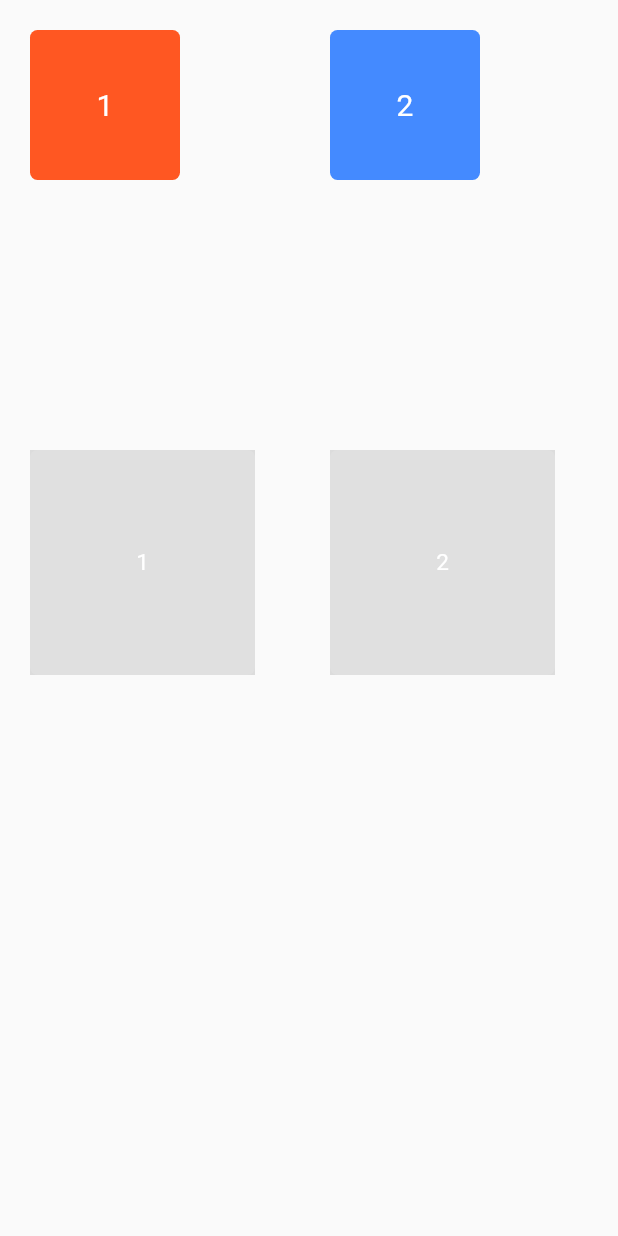
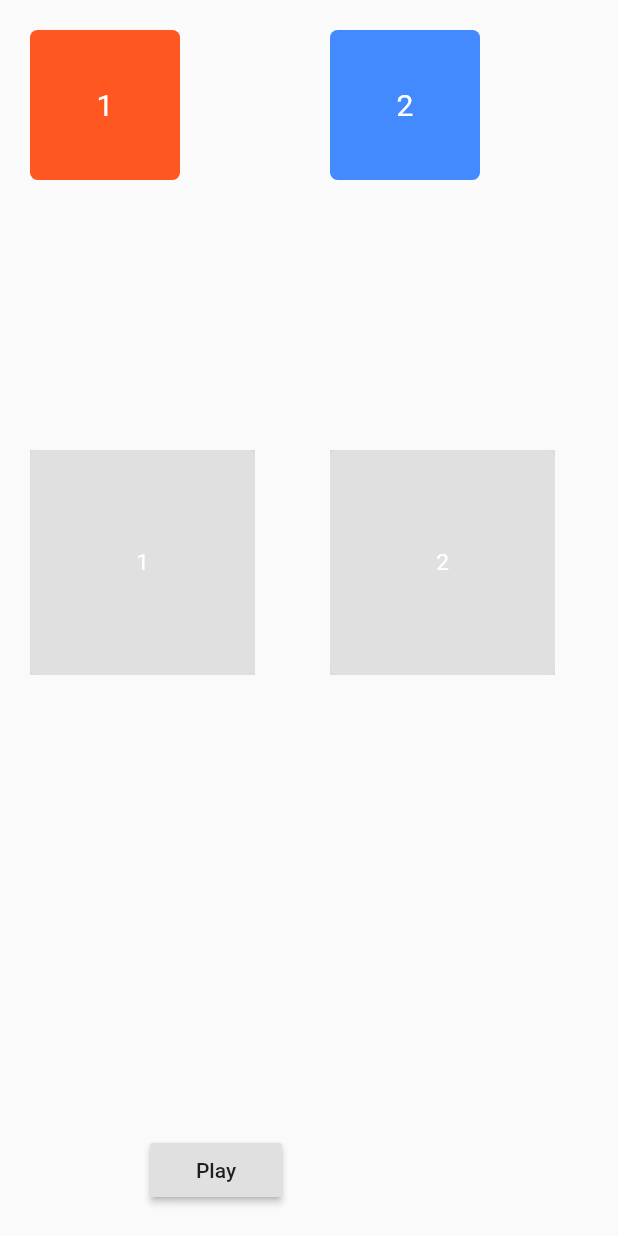
Before and after one commit to moisesaq/LearnNumbersApp, a Flutter app: the screen it shows after launch, on a phone screen of 412 x 824 dp. Run offline on Flutter 3.47's test engine with Material 2 defaults, Android fonts, the light colour scheme and no system bars; our stand-ins replace audioplayers.

Commit message:
feat: add play audio

```diff
--- a/lib/box_animated.dart
+++ b/lib/box_animated.dart
@@ -45,6 +45,11 @@ class _BoxAnimatedState extends State<BoxAnimated>
         curve: Curves.elasticInOut,
       ),
     );
+    _controller.addStatusListener((status) {
+      if (status == AnimationStatus.forward) {
+        print("Animation started");
+      }
+    });
     _controller.forward();
   }
 
--- a/lib/drag_box.dart
+++ b/lib/drag_box.dart
@@ -1,5 +1,6 @@
 import 'package:flutter/material.dart';
 import 'package:learn_numbers_app/box.dart';
+import 'package:audioplayers/audio_cache.dart';
 
 class DragBox extends Box {
   DragBox({
@@ -18,6 +19,8 @@ class _DragBoxState extends State<DragBox> with TickerProviderStateMixin {
 
   AnimationController _controller;
   Animation<Offset> offsetTween;
+
+  AudioCache audioCache = AudioCache();
 
   @override
   void initState() {
@@ -72,11 +75,21 @@ class _DragBoxState extends State<DragBox> with TickerProviderStateMixin {
     });
     setUpAnimation();
     _controller.forward();
+    playAudioFailed();
   }
 
   void updateColor() {
     setState(() {
       _color = _color.withOpacity(0.2);
     });
+    playAudioSuccessful();
+  }
+
+  void playAudioSuccessful() {
+    audioCache.play('homero-woohoo.mp3');
+  }
+
+  void playAudioFailed() {
+    audioCache.play('homero-ouch.mp3');
   }
 }
--- a/lib/main.dart
+++ b/lib/main.dart
@@ -2,6 +2,7 @@ import 'package:flutter/material.dart';
 import 'package:learn_numbers_app/drag_box.dart';
 import 'package:learn_numbers_app/number.dart';
 import 'package:learn_numbers_app/target_box.dart';
+import 'package:audioplayers/audio_cache.dart';
 
 void main() => runApp(MyApp());
 
@@ -29,6 +30,13 @@ class _HomePageState extends State<HomePage> {
   final num1 = Number(value: 1, color: Colors.deepOrange);
   final num2 = Number(value: 2, color: Colors.blueAccent);
 
+  AudioCache audioCache = AudioCache();
+
+  @override
+  void initState() {
+    super.initState();
+  }
+
   @override
   Widget build(BuildContext context) {
     return SafeArea(
@@ -39,9 +47,17 @@ class _HomePageState extends State<HomePage> {
             DragBox(initPosition: Offset(220.0, 20.0), number: num2),
             TargetBox(initPosition: Offset(20.0, 300.0), number: num1),
             TargetBox(initPosition: Offset(220.0, 300.0), number: num2),
+            Positioned(left: 100, bottom: 20, child: buildButtonPlay()),
           ],
         ),
       ),
     );
   }
+
+  Widget buildButtonPlay() {
+    return RaisedButton(child: Text("Play"),onPressed: () {
+      print("Play audio");
+      audioCache.play('homero.mp3');
+    });
+  }
 }
--- a/lib/target_box.dart
+++ b/lib/target_box.dart
@@ -30,15 +30,15 @@ class _TargetBoxState extends State<TargetBox>
       left: _position.dx,
       top: _position.dy,
       child: DragTarget(
-        onWillAccept: (number) {
-          return number.value == widget.number.value;
-        },
-        onAccept: (Number number) {
-          selectedColor = number.color;
-        },
+          onWillAccept: (number) => number.value == widget.number.value,
+          onAccept: (Number number) => selectedColor = number.color,
           builder: (BuildContext context, List<dynamic> accepted,
-            List<dynamic> rejected) {
-          //final color = accepted.isEmpty ? caughtColor : Colors.grey.shade300;
+                  List<dynamic> rejected) =>
+              checkAccepted(accepted)),
+    );
+  }
+
+  Widget checkAccepted(List<dynamic> accepted) {
     return accepted.isEmpty
         ? BoxAnimated(
             label: widget.number.value.toString(),
@@ -49,8 +49,5 @@ class _TargetBoxState extends State<TargetBox>
             numberSize: 15.0,
             boxColor: Colors.grey.shade300,
           );
-        },
-      ),
-    );
   }
 }
--- a/pubspec.yaml
+++ b/pubspec.yaml
@@ -19,6 +19,7 @@ dependencies:
   # The following adds the Cupertino Icons font to your application.
   # Use with the CupertinoIcons class for iOS style icons.
   cupertino_icons: ^0.1.2
+  audioplayers: ^0.7.8
 
 dev_dependencies:
   flutter_test:
@@ -37,7 +38,10 @@ flutter:
   uses-material-design: true
 
   # To add assets to your application, add an assets section, like this:
-  # assets:
+  assets:
+    - assets/homero.mp3
+    - assets/homero-ouch.mp3
+    - assets/homero-woohoo.mp3
   #  - images/a_dot_burr.jpeg
   #  - images/a_dot_ham.jpeg
 
```
Also changed, not shown: 8 other files. Lines whose indentation alone changed are shown as unchanged.
